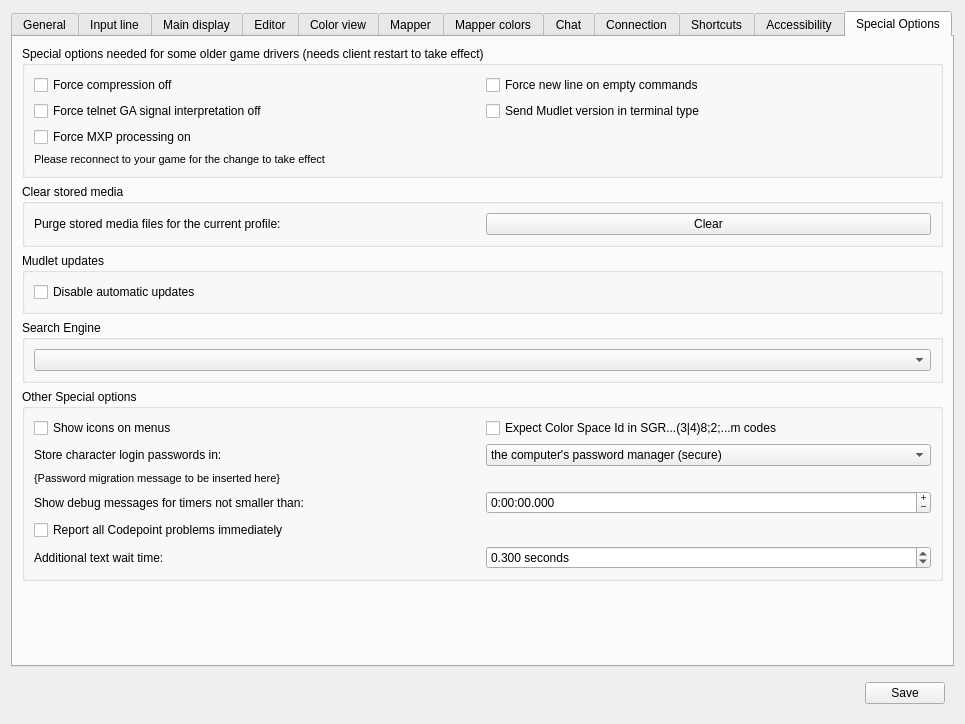
Qt form src/ui/profile_preferences.ui (Mudlet/Mudlet) before a commit.
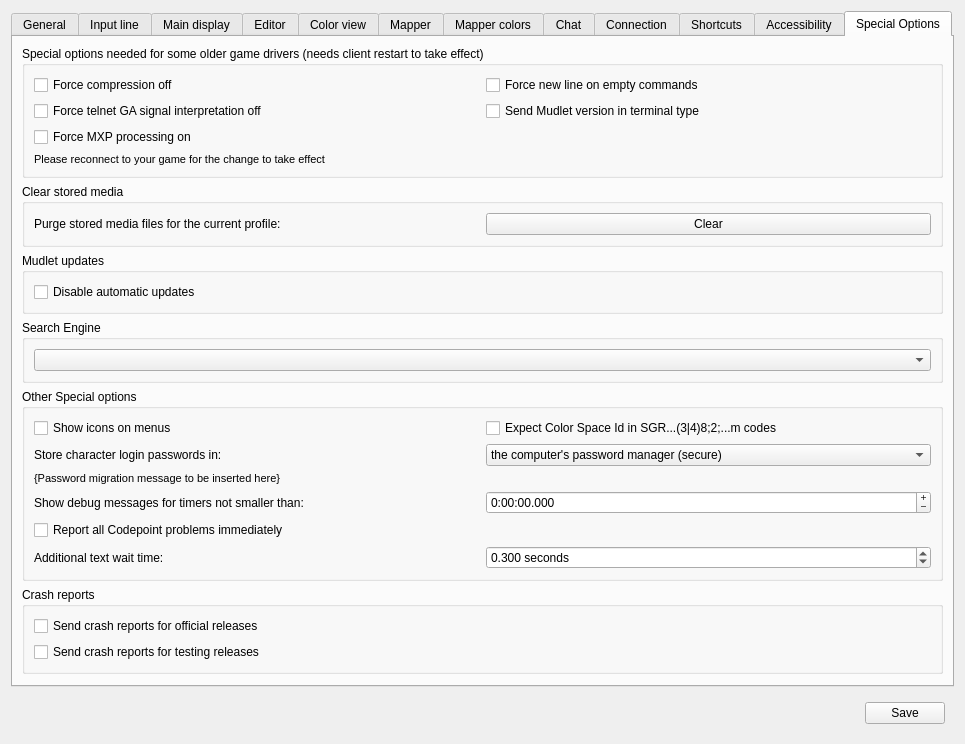
The same form after that commit. The open tabs and pages were chosen to show the change. Icons and pictures are not drawn. Custom widgets are drawn as their Qt base class.

Commit message: Add sentry crash reporting

```diff
--- a/src/ui/profile_preferences.ui
+++ b/src/ui/profile_preferences.ui
@@ -4474,6 +4474,35 @@
          </layout>
         </widget>
        </item>
+       <item>
+        <widget class="QGroupBox" name="groupBox_crashReports">
+         <property name="title">
+          <string>Crash reports</string>
+         </property>
+         <layout class="QVBoxLayout" name="vBoxLayout_groupBox_crashReports">
+          <item>
+           <widget class="QCheckBox" name="checkBox_crashreportsOfficial">
+            <property name="toolTip">
+             <string>&lt;p&gt;Submit crash reports for official releases to Mudlet developers to help them fix crashes.&lt;/p&gt;</string>
+            </property>
+            <property name="text">
+             <string>Send crash reports for official releases</string>
+            </property>
+           </widget>
+          </item>
+          <item>
+           <widget class="QCheckBox" name="checkBox_crashreportsTesting">
+            <property name="toolTip">
+             <string>&lt;p&gt;Submit crash reports for testing (PTB) releases to Mudlet developers to help them fix crashes.&lt;/p&gt;</string>
+            </property>
+            <property name="text">
+             <string>Send crash reports for testing releases</string>
+            </property>
+           </widget>
+          </item>
+         </layout>
+        </widget>
+       </item>
        <item>
         <spacer name="verticalSpacer_specialOptions">
          <property name="orientation">
```
The commit also changes 15 other files.
